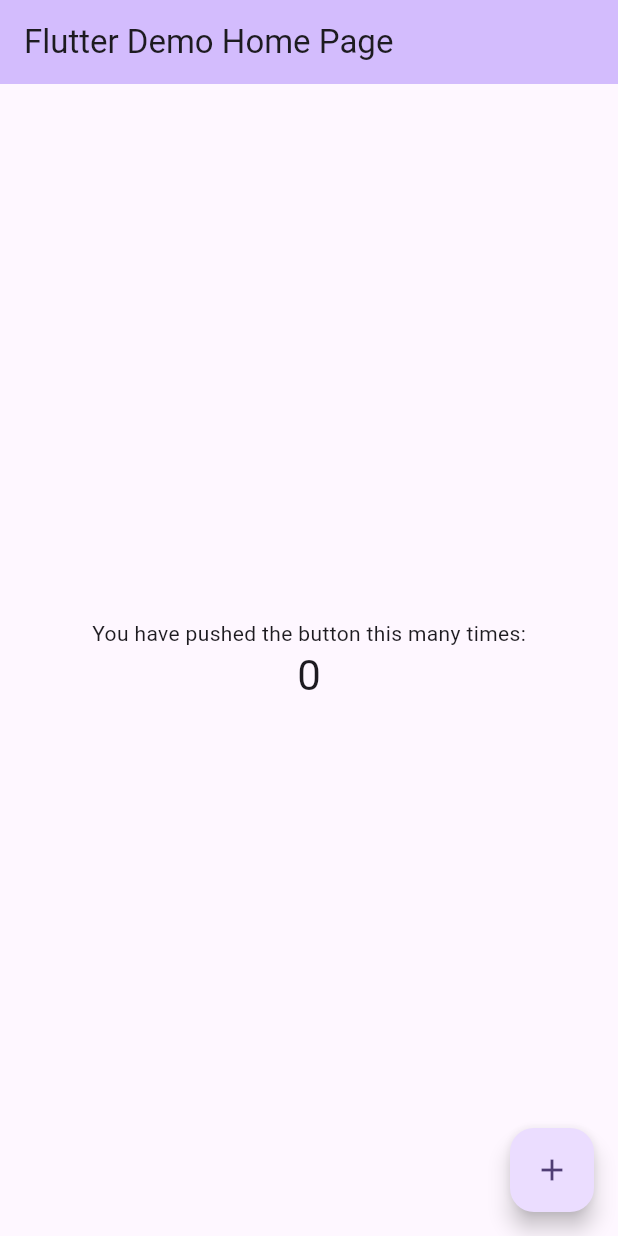
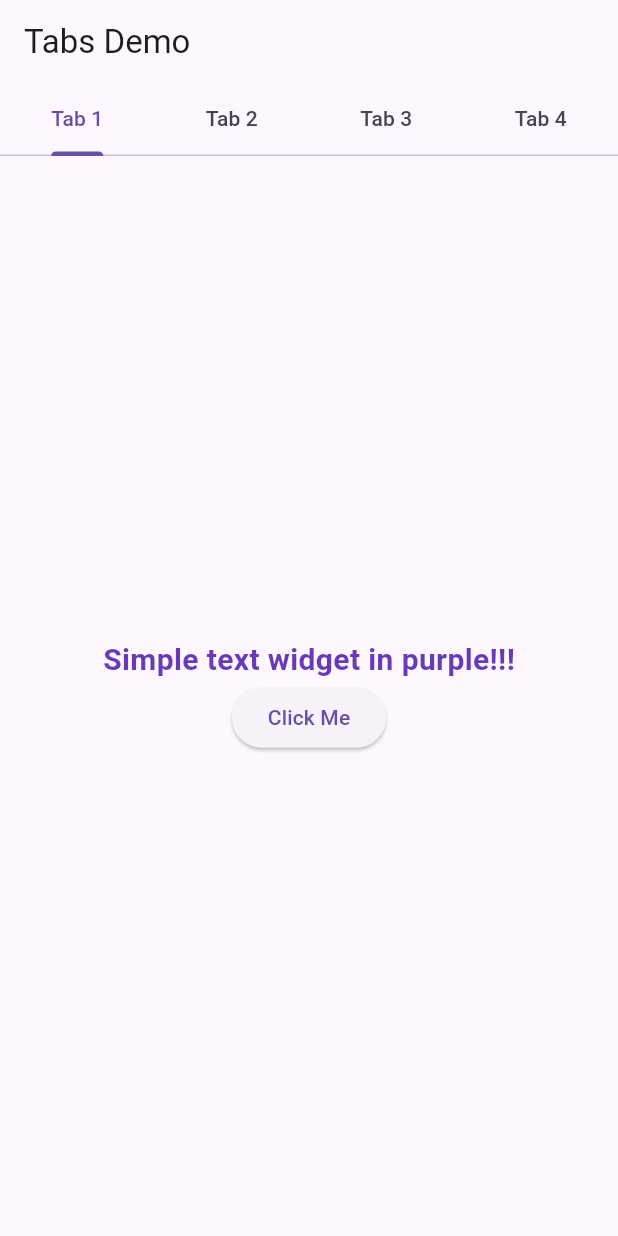
Before and after one commit to ggiacobbe2/digital_pet_app, a Flutter app: the screen it shows after launch, on a phone screen of 412 x 824 dp. Run offline on Flutter 3.47's test engine with Material 3 defaults, Android fonts, the phone set to English and light mode, and no system bars.

Commit message:
Updated main.dart with TABS code

```diff
--- a/lib/main.dart
+++ b/lib/main.dart
@@ -1,122 +1,196 @@
-import 'package:flutter/material.dart';
+import 'package:flutter/material.dart'; // standard lib for most of our apps; gives us access to visual components
+// 3 main visual componenets: app bar (menu), scaffold, text
 
-void main() {
-  runApp(const MyApp());
+void main() { // entry point for every flutter app
+  runApp(MyApp()); // takes a widget and makes it the root of the widget tree
 }
 
-class MyApp extends StatelessWidget {
-  const MyApp({super.key});
-
-  // This widget is the root of your application.
+class MyApp extends StatelessWidget { // think of as a constructor; initializes objects to be used in methods
   @override
-  Widget build(BuildContext context) {
-    return MaterialApp(
-      title: 'Flutter Demo',
-      theme: ThemeData(
-        // This is the theme of your application.
-        //
-        // TRY THIS: Try running your application with "flutter run". You'll see
-        // the application has a purple toolbar. Then, without quitting the app,
-        // try changing the seedColor in the colorScheme below to Colors.green
-        // and then invoke "hot reload" (save your changes or press the "hot
-        // reload" button in a Flutter-supported IDE, or press "r" if you used
-        // the command line to start the app).
-        //
-        // Notice that the counter didn't reset back to zero; the application
-        // state is not lost during the reload. To reset the state, use hot
-        // restart instead.
-        //
-        // This works for code too, not just values: Most code changes can be
-        // tested with just a hot reload.
-        colorScheme: ColorScheme.fromSeed(seedColor: Colors.deepPurple),
+  Widget build(BuildContext context) { // grabs the common features of material design
+    return MaterialApp( // widget that introduces material design to the app
+      home: DefaultTabController( // provides a default tab controller to descendant widgets
+        length: 4, // will change to 4
+        child: _TabsNonScrollableDemo(),
       ),
-      home: const MyHomePage(title: 'Flutter Demo Home Page'),
     );
   }
 }
 
-class MyHomePage extends StatefulWidget {
-  const MyHomePage({super.key, required this.title});
+class _TabsNonScrollableDemo extends StatefulWidget {
+  @override
+__TabsNonScrollableDemoState createState() => __TabsNonScrollableDemoState(); // assigns state to the widget
+}
+// _TabsNonScrollableDemo is the blueprint; the state is assigned to __TabsNonScrollableDemoState
 
-  // This widget is the home page of your application. It is stateful, meaning
-  // that it has a State object (defined below) that contains fields that affect
-  // how it looks.
+class __TabsNonScrollableDemoState extends State<_TabsNonScrollableDemo> with SingleTickerProviderStateMixin, RestorationMixin { // state class for the widget; manages the state of the widget
+  late TabController _tabController;
 
-  // This class is the configuration for the state. It holds the values (in this
-  // case the title) provided by the parent (in this case the App widget) and
-  // used by the build method of the State. Fields in a Widget subclass are
-  // always marked "final".
-
-  final String title;
+  final RestorableInt tabIndex = RestorableInt(0);
 
   @override
-  State<MyHomePage> createState() => _MyHomePageState();
+  String get restorationId => 'tab_non_scrollable_demo';
+
+  @override
+  void restoreState(RestorationBucket? oldBucket, bool initialRestore) {
+    registerForRestoration(tabIndex, 'tab_index');
+    _tabController.index = tabIndex.value;
   }
 
-class _MyHomePageState extends State<MyHomePage> {
-  int _counter = 0;
-
-  void _incrementCounter() {
+  @override
+  void initState() { // initState is a lifecycle method; called when the widget is inserted into the widget tree
+    super.initState(); // always call super.initState() first when an object is created
+    _tabController = TabController(
+      initialIndex: 0, // starting tab index
+      length: 4, // will change to 4
+      vsync: this, // provides smooth animation
+    );
+    _tabController.addListener(() { // listener to update the tab index when the tab is changed
       setState(() {
-      // This call to setState tells the Flutter framework that something has
-      // changed in this State, which causes it to rerun the build method below
-      // so that the display can reflect the updated values. If we changed
-      // _counter without calling setState(), then the build method would not be
-      // called again, and so nothing would appear to happen.
-      _counter++;
+        tabIndex.value = _tabController.index; // update the tab index
+      });
     });
   }
 
   @override
-  Widget build(BuildContext context) {
-    // This method is rerun every time setState is called, for instance as done
-    // by the _incrementCounter method above.
-    //
-    // The Flutter framework has been optimized to make rerunning build methods
-    // fast, so that you can just rebuild anything that needs updating rather
-    // than having to individually change instances of widgets.
-    return Scaffold(
-      appBar: AppBar(
-        // TRY THIS: Try changing the color here to a specific color (to
-        // Colors.amber, perhaps?) and trigger a hot reload to see the AppBar
-        // change color while the other colors stay the same.
-        backgroundColor: Theme.of(context).colorScheme.inversePrimary,
-        // Here we take the value from the MyHomePage object that was created by
-        // the App.build method, and use it to set our appbar title.
-        title: Text(widget.title),
+  void dispose() { // dispose is a lifecycle method; called when the widget is removed from the widget tree
+    _tabController.dispose();
+    tabIndex.dispose();
+    super.dispose(); // always call super.dispose() last when an object is removed
+  }
+
+  @override
+  Widget build(BuildContext context) { // basic app structure/layout
+// For the To do task hint: consider defining the widget and name of the tabs here
+    final tabs = ['Tab 1', 'Tab 2', 'Tab 3', 'Tab 4']; // will add 4
+
+    return Scaffold( // provides a framework for the basic material design visual layout structure
+      appBar: AppBar( // a horizontal bar typically shown at the top of an app
+        automaticallyImplyLeading: false, // removes the back button
+        title: Text(
+          'Tabs Demo',
         ),
-      body: Center(
-        // Center is a layout widget. It takes a single child and positions it
-        // in the middle of the parent.
+        bottom: TabBar(
+          controller: _tabController,
+          isScrollable: false,
+          tabs: [
+            for (final tab in tabs) Tab(text: tab),
+          ],
+        ),
+      ),
+      body: TabBarView(
+        controller: _tabController,
+        children: [
+          // tab 1
+          Center(
             child: Column(
-          // Column is also a layout widget. It takes a list of children and
-          // arranges them vertically. By default, it sizes itself to fit its
-          // children horizontally, and tries to be as tall as its parent.
-          //
-          // Column has various properties to control how it sizes itself and
-          // how it positions its children. Here we use mainAxisAlignment to
-          // center the children vertically; the main axis here is the vertical
-          // axis because Columns are vertical (the cross axis would be
-          // horizontal).
-          //
-          // TRY THIS: Invoke "debug painting" (choose the "Toggle Debug Paint"
-          // action in the IDE, or press "p" in the console), to see the
-          // wireframe for each widget.
               mainAxisAlignment: MainAxisAlignment.center,
-          children: <Widget>[
-            const Text('You have pushed the button this many times:'),
+              children: [
                 Text(
-              '$_counter',
-              style: Theme.of(context).textTheme.headlineMedium,
+                  'Simple text widget in purple!!!',
+                  style: TextStyle(
+                    fontSize: 20,
+                    fontWeight: FontWeight.bold,
+                    color: Colors.deepPurple,
+                  ),
+                ),
+                ElevatedButton(
+                  onPressed: () {
+                    showDialog(
+                      context: context,
+                      builder: (context) {
+                        return AlertDialog(
+                          content: Text('ALERT!!!'),
+                          actions: [
+                            TextButton(
+                              onPressed: () {
+                                Navigator.of(context).pop();
+                              },
+                              child: Text('OK'),
+                            ),
+                          ],
+                        );
+                      },
+                    );
+                  },
+                  child: Text("Click Me"),
                 ),
               ],
             ),
           ),
-      floatingActionButton: FloatingActionButton(
-        onPressed: _incrementCounter,
-        tooltip: 'Increment',
-        child: const Icon(Icons.add),
-      ), // This trailing comma makes auto-formatting nicer for build methods.
+          // tab 2
+          Center(
+            child: Column(
+              mainAxisAlignment: MainAxisAlignment.center,
+              children: [
+                TextField(
+                  decoration: InputDecoration(
+                    border: OutlineInputBorder(),
+                    labelText: 'Type something',
+                  ),
+                ),
+                Image.network(
+                  'https://images.unsplash.com/photo-1548915135-ad85929387de?q=80&w=1480&auto=format&fit=crop&ixlib=rb-4.1.0&ixid=M3wxMjA3fDB8MHxwaG90by1wYWdlfHx8fGVufDB8fHx8fA%3D%3D',
+                  width: 200,
+                  height: 200,
+                ),
+              ],
+            ),
+          ),
+          // tab 3
+          Builder(
+            builder: (context) {
+              return Center(
+                child: ElevatedButton(
+                  onPressed: () {
+                    ScaffoldMessenger.of(context).showSnackBar(
+                      SnackBar(content: Text('Nice')),
+                    );
+                  },
+                  child: Text('Click Me'),
+                ),
+              );
+            },
+          ),
+          // tab 4
+          Center( // ListView widget
+            child: ListView(
+              children: [
+                Card(
+                  child: ListTile(
+                    title: Text('List Item 1'),
+                    subtitle: Text('Details'),
+                  ),
+                ),
+                Card(
+                  child: ListTile(
+                    title: Text('List Item 2'),
+                    subtitle: Text('Details'),
+                  ),
+                ),
+                Card(
+                  child: ListTile(
+                    title: Text('List Item 3'),
+                    subtitle: Text('Details'),
+                  ),
+                ),
+                Card(
+                  child: ListTile(
+                    title: Text('List Item 4'),
+                    subtitle: Text('Details'),
+                  ),
+                ),
+                Card(
+                  child: ListTile(
+                    title: Text('List Item 5'),
+                    subtitle: Text('Details'),
+                  ),
+                ),
+              ],
+            ),
+          ),
+        ],
+      ),
     );
   }
 }
```
Lines whose indentation alone changed are shown as unchanged.
